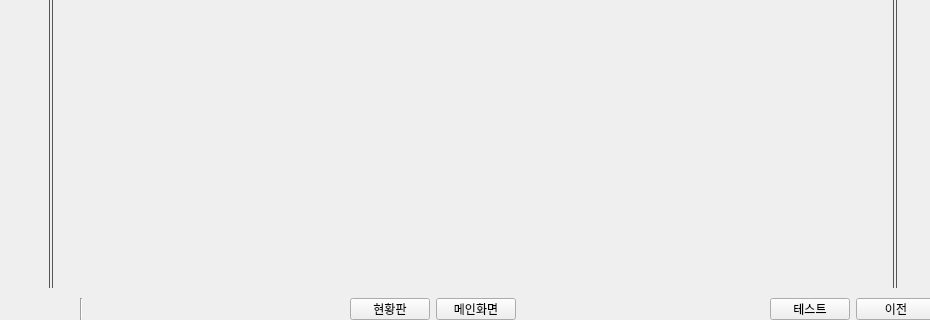
Before: the Qt Designer form ui/main_window.ui in Glen-Lee-glitch/new_viewer, drawn with Qt 5; both pictures show x 152 to 1082 and y 480 to 800 of the 1350 by 800 pixel window.
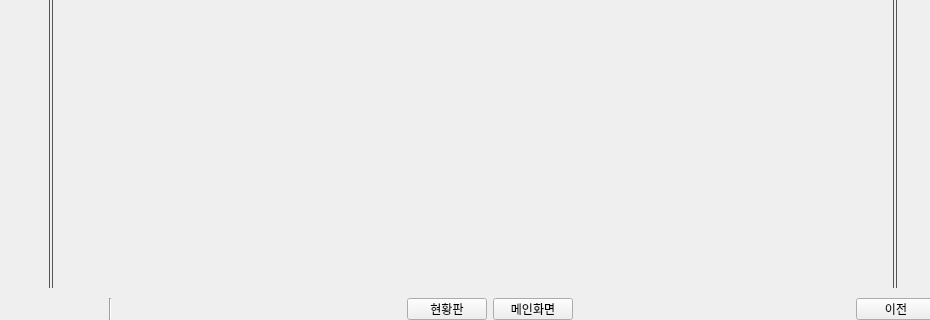
After: the same form once the commit is applied.

Commit message: refactor: '테스트' ui 및 로직 제거

```diff
--- a/ui/main_window.ui
+++ b/ui/main_window.ui
@@ -309,13 +309,6 @@
        </property>
       </spacer>
      </item>
-     <item>
-      <widget class="QPushButton" name="ui_test_button">
-       <property name="text">
-        <string>테스트</string>
-       </property>
-      </widget>
-     </item>
      <item>
       <widget class="QPushButton" name="ui_push_button_prev">
        <property name="text">
```
The commit also changes 1 other file.
